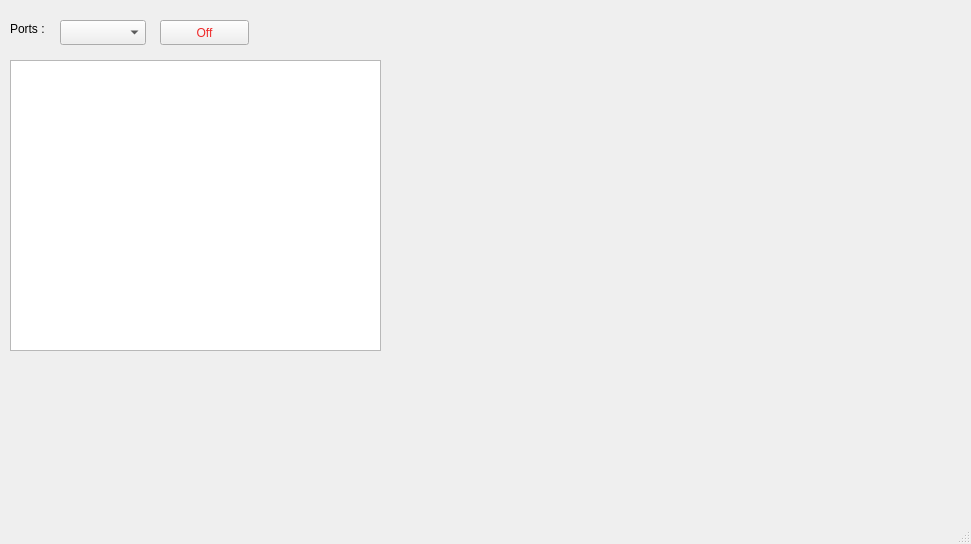
This is mainwindow.ui in void110916/ASA_HMI_Data_Agent_v3 as Qt 5 draws it before an edit. The edited form follows.
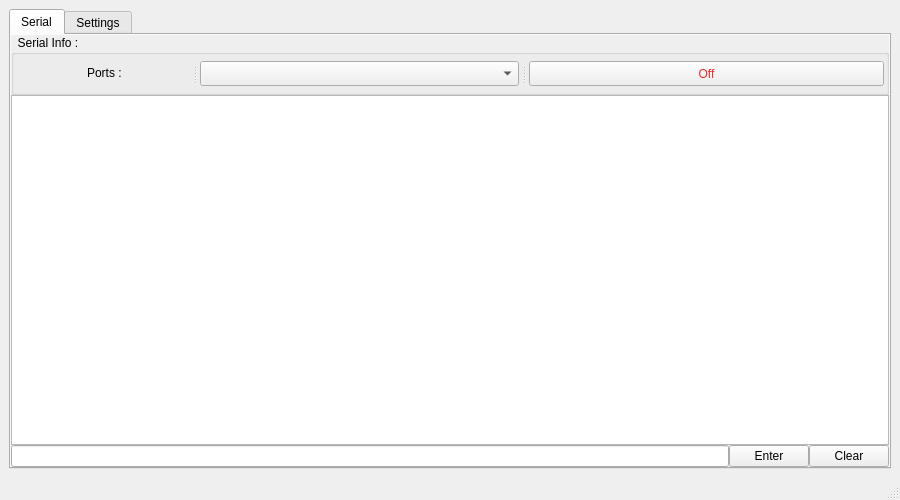
This is the edited form. Custom widgets are drawn as their Qt base class.

Commit message: Set layout and add serial settings

```diff
--- a/mainwindow.ui
+++ b/mainwindow.ui
@@ -6,10 +6,22 @@
    <rect>
     <x>0</x>
     <y>0</y>
-    <width>971</width>
-    <height>544</height>
+    <width>900</width>
+    <height>500</height>
    </rect>
   </property>
+  <property name="sizePolicy">
+   <sizepolicy hsizetype="Fixed" vsizetype="Fixed">
+    <horstretch>0</horstretch>
+    <verstretch>0</verstretch>
+   </sizepolicy>
+  </property>
+  <property name="minimumSize">
+   <size>
+    <width>600</width>
+    <height>500</height>
+   </size>
+  </property>
   <property name="windowTitle">
    <string>MainWindow</string>
   </property>
@@ -17,77 +29,429 @@
    <locale language="Chinese" country="Taiwan"/>
   </property>
   <widget class="QWidget" name="centralwidget">
-   <widget class="QPushButton" name="portButton">
-    <property name="geometry">
-     <rect>
-      <x>160</x>
-      <y>20</y>
-      <width>89</width>
-      <height>25</height>
-     </rect>
+   <property name="sizePolicy">
+    <sizepolicy hsizetype="Expanding" vsizetype="Expanding">
+     <horstretch>1</horstretch>
+     <verstretch>1</verstretch>
+    </sizepolicy>
+   </property>
+   <layout class="QGridLayout" name="gridLayout">
+    <property name="sizeConstraint">
+     <enum>QLayout::SetDefaultConstraint</enum>
     </property>
-    <property name="autoFillBackground">
-     <bool>true</bool>
-    </property>
-    <property name="styleSheet">
-     <string notr="true">color: rgb(239, 41, 41);</string>
-    </property>
-    <property name="text">
-     <string>Off</string>
-    </property>
-   </widget>
-   <widget class="SerialComboBox" name="portComboBox">
-    <property name="geometry">
-     <rect>
-      <x>60</x>
-      <y>20</y>
-      <width>86</width>
-      <height>25</height>
-     </rect>
-    </property>
-    <property name="mouseTracking">
-     <bool>false</bool>
-    </property>
-    <property name="tabletTracking">
-     <bool>false</bool>
-    </property>
-    <property name="editable">
-     <bool>false</bool>
-    </property>
-   </widget>
-   <widget class="QLabel" name="label">
-    <property name="geometry">
-     <rect>
-      <x>10</x>
-      <y>20</y>
-      <width>67</width>
-      <height>17</height>
-     </rect>
-    </property>
-    <property name="text">
-     <string>Ports : </string>
-    </property>
-   </widget>
-   <widget class="QTextBrowser" name="portTextBrowser">
-    <property name="geometry">
-     <rect>
-      <x>10</x>
-      <y>60</y>
-      <width>371</width>
-      <height>291</height>
-     </rect>
-    </property>
-   </widget>
+    <item row="0" column="0">
+     <widget class="QTabWidget" name="tabWidget">
+      <property name="sizePolicy">
+       <sizepolicy hsizetype="Expanding" vsizetype="Expanding">
+        <horstretch>1</horstretch>
+        <verstretch>1</verstretch>
+       </sizepolicy>
+      </property>
+      <property name="minimumSize">
+       <size>
+        <width>0</width>
+        <height>0</height>
+       </size>
+      </property>
+      <property name="cursor">
+       <cursorShape>ArrowCursor</cursorShape>
+      </property>
+      <property name="autoFillBackground">
+       <bool>true</bool>
+      </property>
+      <property name="currentIndex">
+       <number>0</number>
+      </property>
+      <property name="movable">
+       <bool>true</bool>
+      </property>
+      <widget class="QWidget" name="serialTab">
+       <property name="sizePolicy">
+        <sizepolicy hsizetype="Expanding" vsizetype="Expanding">
+         <horstretch>1</horstretch>
+         <verstretch>1</verstretch>
+        </sizepolicy>
+       </property>
+       <property name="minimumSize">
+        <size>
+         <width>600</width>
+         <height>300</height>
+        </size>
+       </property>
+       <property name="baseSize">
+        <size>
+         <width>878</width>
+         <height>429</height>
+        </size>
+       </property>
+       <property name="autoFillBackground">
+        <bool>true</bool>
+       </property>
+       <attribute name="title">
+        <string>Serial</string>
+       </attribute>
+       <layout class="QGridLayout" name="gridLayout_2" columnstretch="0">
+        <property name="sizeConstraint">
+         <enum>QLayout::SetDefaultConstraint</enum>
+        </property>
+        <property name="leftMargin">
+         <number>0</number>
+        </property>
+        <property name="topMargin">
+         <number>0</number>
+        </property>
+        <property name="rightMargin">
+         <number>0</number>
+        </property>
+        <property name="bottomMargin">
+         <number>0</number>
+        </property>
+        <property name="spacing">
+         <number>6</number>
+        </property>
+        <item row="1" column="0">
+         <layout class="QHBoxLayout" name="horizontalLayout_3" stretch="0">
+          <property name="spacing">
+           <number>0</number>
+          </property>
+          <item>
+           <layout class="QVBoxLayout" name="verticalLayout" stretch="0,1,0">
+            <property name="sizeConstraint">
+             <enum>QLayout::SetDefaultConstraint</enum>
+            </property>
+            <item>
+             <widget class="QGroupBox" name="groupBox">
+              <property name="sizePolicy">
+               <sizepolicy hsizetype="Preferred" vsizetype="Expanding">
+                <horstretch>0</horstretch>
+                <verstretch>0</verstretch>
+               </sizepolicy>
+              </property>
+              <property name="minimumSize">
+               <size>
+                <width>0</width>
+                <height>60</height>
+               </size>
+              </property>
+              <property name="baseSize">
+               <size>
+                <width>0</width>
+                <height>69</height>
+               </size>
+              </property>
+              <property name="title">
+               <string>  Serial Info :</string>
+              </property>
+              <property name="flat">
+               <bool>false</bool>
+              </property>
+              <layout class="QFormLayout" name="formLayout">
+               <property name="fieldGrowthPolicy">
+                <enum>QFormLayout::AllNonFixedFieldsGrow</enum>
+               </property>
+               <property name="rowWrapPolicy">
+                <enum>QFormLayout::DontWrapRows</enum>
+               </property>
+               <property name="labelAlignment">
+                <set>Qt::AlignCenter</set>
+               </property>
+               <property name="formAlignment">
+                <set>Qt::AlignLeading|Qt::AlignLeft|Qt::AlignVCenter</set>
+               </property>
+               <property name="horizontalSpacing">
+                <number>6</number>
+               </property>
+               <property name="verticalSpacing">
+                <number>0</number>
+               </property>
+               <property name="leftMargin">
+                <number>2</number>
+               </property>
+               <property name="topMargin">
+                <number>2</number>
+               </property>
+               <property name="rightMargin">
+                <number>2</number>
+               </property>
+               <property name="bottomMargin">
+                <number>2</number>
+               </property>
+               <item row="0" column="1">
+                <widget class="QSplitter" name="splitter">
+                 <property name="sizePolicy">
+                  <sizepolicy hsizetype="Expanding" vsizetype="Fixed">
+                   <horstretch>0</horstretch>
+                   <verstretch>0</verstretch>
+                  </sizepolicy>
+                 </property>
+                 <property name="minimumSize">
+                  <size>
+                   <width>0</width>
+                   <height>25</height>
+                  </size>
+                 </property>
+                 <property name="frameShape">
+                  <enum>QFrame::NoFrame</enum>
+                 </property>
+                 <property name="frameShadow">
+                  <enum>QFrame::Plain</enum>
+                 </property>
+                 <property name="lineWidth">
+                  <number>0</number>
+                 </property>
+                 <property name="midLineWidth">
+                  <number>0</number>
+                 </property>
+                 <property name="orientation">
+                  <enum>Qt::Horizontal</enum>
+                 </property>
+                 <property name="opaqueResize">
+                  <bool>true</bool>
+                 </property>
+                 <property name="handleWidth">
+                  <number>10</number>
+                 </property>
+                 <property name="childrenCollapsible">
+                  <bool>true</bool>
+                 </property>
+                 <widget class="QLabel" name="label">
+                  <property name="sizePolicy">
+                   <sizepolicy hsizetype="Fixed" vsizetype="Fixed">
+                    <horstretch>0</horstretch>
+                    <verstretch>0</verstretch>
+                   </sizepolicy>
+                  </property>
+                  <property name="minimumSize">
+                   <size>
+                    <width>0</width>
+                    <height>25</height>
+                   </size>
+                  </property>
+                  <property name="layoutDirection">
+                   <enum>Qt::RightToLeft</enum>
+                  </property>
+                  <property name="text">
+                   <string>Ports : </string>
+                  </property>
+                  <property name="alignment">
+                   <set>Qt::AlignHCenter|Qt::AlignTop</set>
+                  </property>
+                  <property name="margin">
+                   <number>0</number>
+                  </property>
+                  <property name="indent">
+                   <number>5</number>
+                  </property>
+                 </widget>
+                 <widget class="SerialComboBox" name="portComboBox">
+                  <property name="sizePolicy">
+                   <sizepolicy hsizetype="Fixed" vsizetype="Fixed">
+                    <horstretch>0</horstretch>
+                    <verstretch>0</verstretch>
+                   </sizepolicy>
+                  </property>
+                  <property name="minimumSize">
+                   <size>
+                    <width>0</width>
+                    <height>25</height>
+                   </size>
+                  </property>
+                  <property name="mouseTracking">
+                   <bool>false</bool>
+                  </property>
+                  <property name="tabletTracking">
+                   <bool>false</bool>
+                  </property>
+                  <property name="editable">
+                   <bool>false</bool>
+                  </property>
+                 </widget>
+                 <widget class="QPushButton" name="portButton">
+                  <property name="sizePolicy">
+                   <sizepolicy hsizetype="Fixed" vsizetype="Fixed">
+                    <horstretch>0</horstretch>
+                    <verstretch>0</verstretch>
+                   </sizepolicy>
+                  </property>
+                  <property name="minimumSize">
+                   <size>
+                    <width>0</width>
+                    <height>25</height>
+                   </size>
+                  </property>
+                  <property name="autoFillBackground">
+                   <bool>true</bool>
+                  </property>
+                  <property name="styleSheet">
+                   <string notr="true">color: rgb(239, 41, 41);</string>
+                  </property>
+                  <property name="text">
+                   <string>Off</string>
+                  </property>
+                  <property name="checkable">
+                   <bool>false</bool>
+                  </property>
+                 </widget>
+                </widget>
+               </item>
+              </layout>
+             </widget>
+            </item>
+            <item>
+             <widget class="QTextBrowser" name="portTextBrowser">
+              <property name="sizePolicy">
+               <sizepolicy hsizetype="Preferred" vsizetype="Preferred">
+                <horstretch>0</horstretch>
+                <verstretch>0</verstretch>
+               </sizepolicy>
+              </property>
+              <property name="baseSize">
+               <size>
+                <width>874</width>
+                <height>326</height>
+               </size>
+              </property>
+              <property name="cursor" stdset="0">
+               <cursorShape>IBeamCursor</cursorShape>
+              </property>
+              <property name="mouseTracking">
+               <bool>false</bool>
+              </property>
+              <property name="focusPolicy">
+               <enum>Qt::NoFocus</enum>
+              </property>
+              <property name="cursorWidth">
+               <number>3</number>
+              </property>
+             </widget>
+            </item>
+            <item>
+             <layout class="QHBoxLayout" name="horizontalLayout_2">
+              <item>
+               <widget class="QLineEdit" name="enterLine"/>
+              </item>
+              <item>
+               <widget class="QPushButton" name="enterbuttom">
+                <property name="text">
+                 <string>Enter</string>
+                </property>
+               </widget>
+              </item>
+              <item>
+               <widget class="QPushButton" name="clearButton">
+                <property name="text">
+                 <string>Clear</string>
+                </property>
+               </widget>
+              </item>
+             </layout>
+            </item>
+           </layout>
+          </item>
+         </layout>
+        </item>
+       </layout>
+      </widget>
+      <widget class="QWidget" name="settingTab">
+       <property name="sizePolicy">
+        <sizepolicy hsizetype="Preferred" vsizetype="Preferred">
+         <horstretch>1</horstretch>
+         <verstretch>1</verstretch>
+        </sizepolicy>
+       </property>
+       <property name="baseSize">
+        <size>
+         <width>878</width>
+         <height>429</height>
+        </size>
+       </property>
+       <attribute name="title">
+        <string>Settings</string>
+       </attribute>
+       <widget class="QGroupBox" name="groupBox_2">
+        <property name="geometry">
+         <rect>
+          <x>10</x>
+          <y>10</y>
+          <width>220</width>
+          <height>100</height>
+         </rect>
+        </property>
+        <property name="minimumSize">
+         <size>
+          <width>220</width>
+          <height>100</height>
+         </size>
+        </property>
+        <property name="title">
+         <string> Serial Settings</string>
+        </property>
+        <layout class="QGridLayout" name="gridLayout_3">
+         <item row="0" column="0">
+          <widget class="QSplitter" name="splitter_3">
+           <property name="orientation">
+            <enum>Qt::Vertical</enum>
+           </property>
+           <widget class="QSplitter" name="splitter_2">
+            <property name="lineWidth">
+             <number>1</number>
+            </property>
+            <property name="orientation">
+             <enum>Qt::Horizontal</enum>
+            </property>
+            <property name="handleWidth">
+             <number>5</number>
+            </property>
+            <widget class="QLabel" name="label_2">
+             <property name="text">
+              <string>implicit text :</string>
+             </property>
+             <property name="alignment">
+              <set>Qt::AlignCenter</set>
+             </property>
+             <property name="margin">
+              <number>0</number>
+             </property>
+             <property name="indent">
+              <number>-1</number>
+             </property>
+            </widget>
+            <widget class="QComboBox" name="implicitText">
+             <property name="currentText">
+              <string/>
+             </property>
+             <property name="currentIndex">
+              <number>-1</number>
+             </property>
+             <property name="frame">
+              <bool>true</bool>
+             </property>
+             <property name="modelColumn">
+              <number>0</number>
+             </property>
+            </widget>
+           </widget>
+           <widget class="QCheckBox" name="echoCheckBox">
+            <property name="text">
+             <string>echo</string>
+            </property>
+           </widget>
+          </widget>
+         </item>
+        </layout>
+       </widget>
+      </widget>
+     </widget>
+    </item>
+   </layout>
   </widget>
-  <widget class="QMenuBar" name="menubar">
-   <property name="geometry">
-    <rect>
-     <x>0</x>
-     <y>0</y>
-     <width>971</width>
-     <height>27</height>
-    </rect>
+  <widget class="QStatusBar" name="statusbar">
+   <property name="enabled">
+    <bool>false</bool>
    </property>
+   <property name="autoFillBackground">
+    <bool>false</bool>
+   </property>
   </widget>
   <widget class="QStatusBar" name="statusbar"/>
  </widget>
```
Left out of the diff: 4 changed lines with no effect on the pictures. The commit also changes 6 other files.
